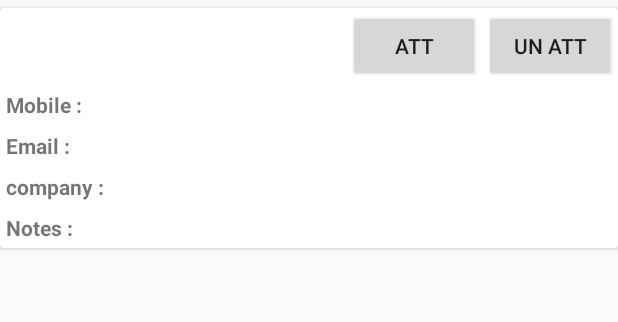
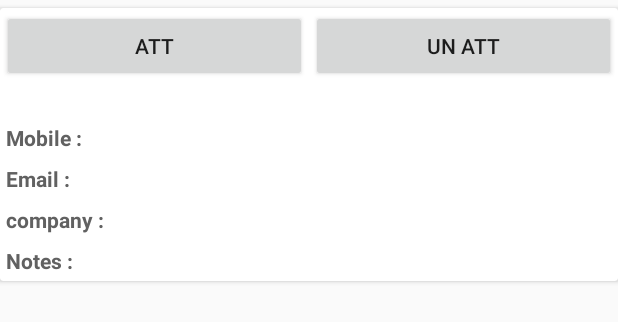
Before and after one commit to bossvellore/rimpa, an Android app: the layout adapter_attendee_item.xml on its own in the app's theme, with its tools: preview values and no code run, on a phone screen of 412 x 824 dp. Shown: the top 322 px of the screen. Run offline under Robolectric (Android 15) with nearby library versions, the phone set to English and light mode, and no system bars.

Commit message:
Merge branch 'master' of https://github.com/bossvellore/rimpa
# Conflicts:
#	src/main/res/layout/adapter_attendee_item.xml

```diff
--- a/src/main/res/layout/adapter_attendee_item.xml
+++ b/src/main/res/layout/adapter_attendee_item.xml
@@ -7,13 +7,35 @@
         android:layout_height="wrap_content"
         android:layout_gravity="center_horizontal"
         android:layout_marginTop="5dp"
+        android:id="@+id/attendeItemCard"
         >
-
         <LinearLayout
             android:layout_width="match_parent"
             android:layout_height="match_parent"
             android:orientation="vertical">
 
+        <LinearLayout
+            android:layout_width="match_parent"
+            android:layout_height="match_parent"
+            android:orientation="horizontal"
+            android:weightSum="2">
+            <Button
+                android:id="@+id/setAttendedBtn"
+                android:layout_width="wrap_content"
+                android:layout_height="wrap_content"
+                android:layout_margin="1dp"
+                android:layout_weight="1"
+                android:text="Att"
+                />
+
+            <Button
+                android:id="@+id/setUnAttendedBtn"
+                android:layout_width="wrap_content"
+                android:layout_height="wrap_content"
+                android:layout_margin="1dp"
+                android:layout_weight="1"
+                android:text="Un Att" />
+            </LinearLayout>
             <LinearLayout
                 android:layout_width="match_parent"
                 android:layout_height="match_parent"
@@ -25,7 +47,7 @@
                     android:layout_width="wrap_content"
                     android:layout_height="wrap_content"
                     android:layout_column="0"
-
+                    android:textColor="@color/colorCardTextBox"
                     android:layout_margin="1dp"
                     android:layout_row="0"
                     android:layout_weight="1"
@@ -36,23 +58,10 @@
                     android:layout_width="wrap_content"
                     android:layout_height="wrap_content"
                     android:layout_margin="1dp"
-                    android:layout_weight="1" />
+                    android:layout_weight="1"
+                    android:textColor="@color/colorCardTextBox"/>
 
-                <Button
-                    android:id="@+id/setAttendedBtn"
-                    android:layout_width="wrap_content"
-                    android:layout_height="wrap_content"
-                    android:layout_margin="1dp"
-                    android:layout_weight="1"
-                    android:text="Att" />
 
-                <Button
-                    android:id="@+id/setUnAttendedBtn"
-                    android:layout_width="wrap_content"
-                    android:layout_height="wrap_content"
-                    android:layout_margin="1dp"
-                    android:layout_weight="1"
-                    android:text="Un Att" />
             </LinearLayout>
 
             <GridLayout
@@ -68,12 +77,14 @@
                     android:layout_column="0"
                     android:layout_row="0"
                     android:text="Mobile :"
-                    android:textStyle="bold" />
+                    android:textStyle="bold"
+                    android:textColor="@color/colorCardTextBox"/>
 
                 <TextView
                     android:id="@+id/mobileTV"
                     android:layout_column="1"
-                    android:layout_row="0" />
+                    android:layout_row="0"
+                    android:textColor="@color/colorCardTextBox"/>
 
                 <TextView
                     android:id="@+id/textView2"
@@ -81,12 +92,14 @@
                     android:layout_column="0"
                     android:layout_row="1"
                     android:text="Email :"
-                    android:textStyle="bold" />
+                    android:textStyle="bold"
+                    android:textColor="@color/colorCardTextBox"/>
 
                 <TextView
                     android:id="@+id/emailTv"
                     android:layout_column="1"
-                    android:layout_row="1" />
+                    android:layout_row="1"
+                    android:textColor="@color/colorCardTextBox"/>
 
                 <TextView
                     android:id="@+id/textView3"
@@ -94,12 +107,14 @@
                     android:layout_column="0"
                     android:layout_row="2"
                     android:text="company :"
-                    android:textStyle="bold" />
+                    android:textStyle="bold"
+                    android:textColor="@color/colorCardTextBox"/>
 
                 <TextView
                     android:id="@+id/companyTv"
                     android:layout_column="1"
-                    android:layout_row="2" />
+                    android:layout_row="2"
+                    android:textColor="@color/colorCardTextBox"/>
 
                 <TextView
 
@@ -108,12 +123,14 @@
                     android:layout_column="0"
                     android:layout_row="3"
                     android:text="Notes :"
-                    android:textStyle="bold" />
+                    android:textStyle="bold"
+                    android:textColor="@color/colorCardTextBox"/>
 
                 <TextView
                     android:id="@+id/notesTv"
                     android:layout_column="1"
-                    android:layout_row="3" />
+                    android:layout_row="3"
+                    android:textColor="@color/colorCardTextBox"/>
             </GridLayout>
         </LinearLayout>
 
--- a/src/main/res/values/colors.xml
+++ b/src/main/res/values/colors.xml
@@ -4,4 +4,9 @@
     <color name="colorPrimaryDark">#ff8080</color>
     <color name="colorAccent">#ff8080</color>
     <color name="textbody">#757575</color>
+    <color name="colorCardGreen">#26A69A</color>
+    <color name="colorCardRed">#FFA726</color>
+    <color name="colorCardBlue">#42A5F5</color>
+    <color name="colorCardText">#FAFAFA</color>
+    <color name="colorCardTextBox">#616161</color>
 </resources>
```
Also changed, not shown: src/main/java/com/dsa/rimpark/AttendeeListAdapter.java (+34 -1 lines), src/main/java/com/dsa/rimpark/EventsListAdapter.java (+29 -0 lines), src/main/java/com/dsa/rimpark/MainActivity.java (+17 -15 lines), src/main/res/layout/adapter_event_item.xml (+28 -11 lines), src/main/res/layout/content_event_attendee.xml (+10 -9 lines), src/main/res/layout/content_main.xml (+10 -9 lines).
